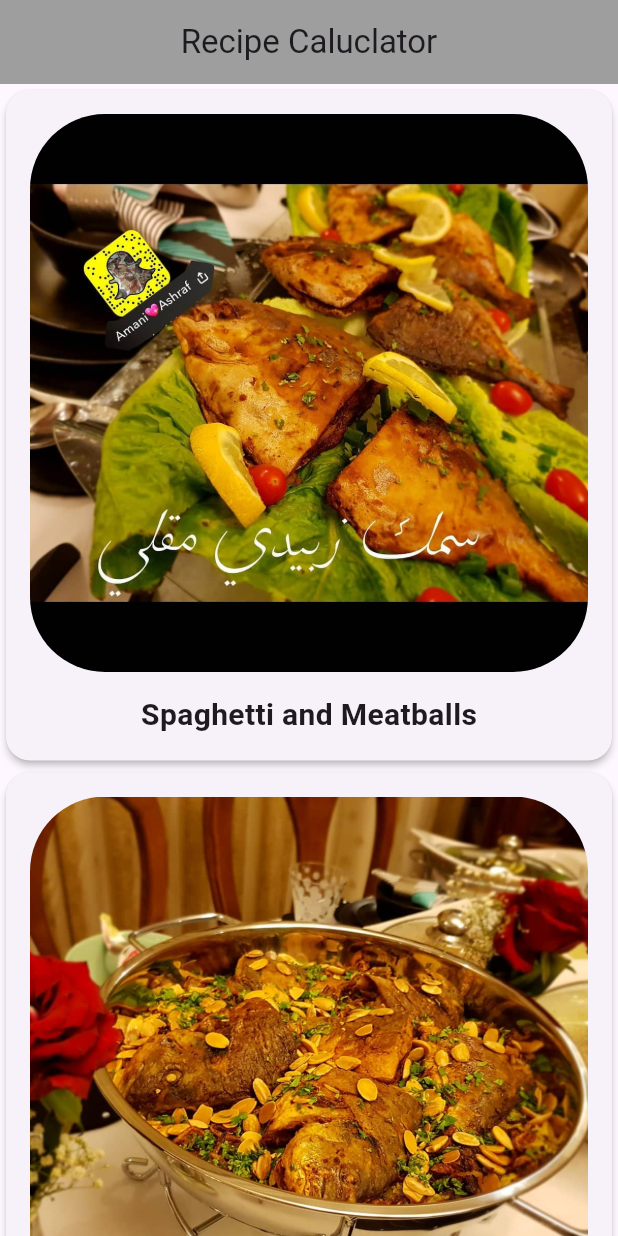
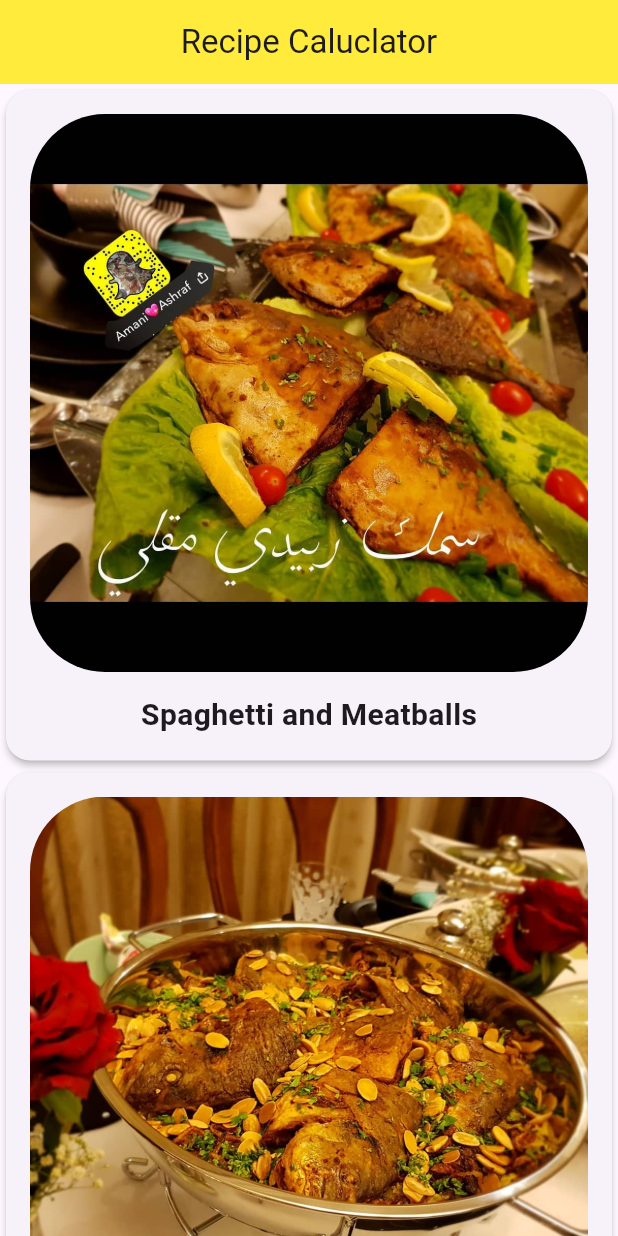
Before and after one commit to sajidammar/recipes_flutter, a Flutter app: the screen it shows after launch, on a phone screen of 412 x 824 dp. Run offline on Flutter 3.47's test engine with Material 3 defaults, Android fonts, the phone set to English and light mode, and no system bars; Roboto replaces fonts that are missing (Palatino).

Commit message:
هنا قمنا بتغير لون الشريط العلوي

```diff
--- a/lib/main.dart
+++ b/lib/main.dart
@@ -18,7 +18,7 @@ class RecipeApp extends StatelessWidget {
       title: 'Recipe Calculator',
       theme: theme.copyWith(
         colorScheme: theme.colorScheme.copyWith(
-          primary: Colors.grey,
+          primary: Colors.yellow,
           secondary: Colors.black,
         ),
       ),
```
